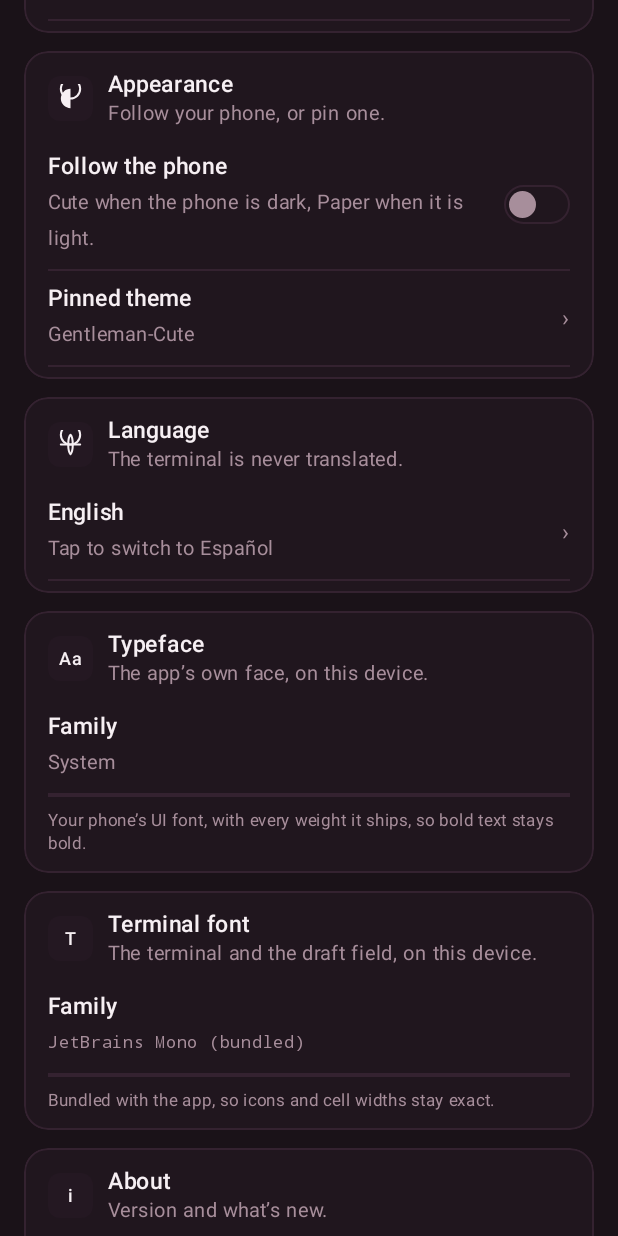
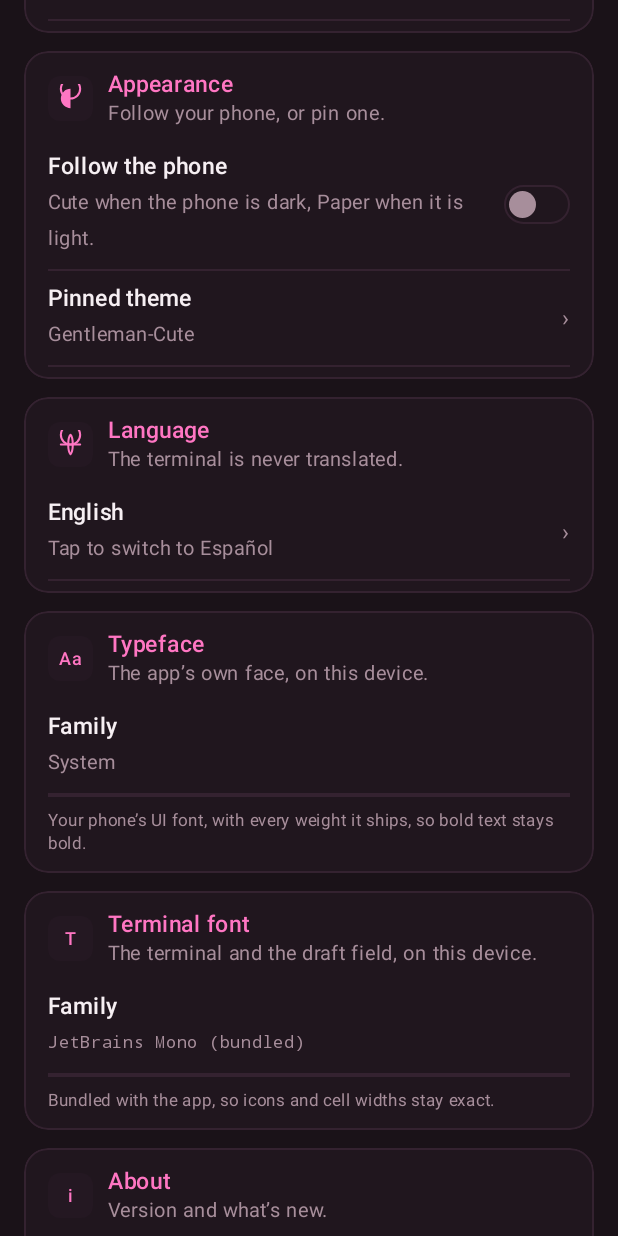
Before and after one commit to cmmforger/gentle-mobile, an Android app built with Jetpack Compose: the composable SettingsScreen called with empty values, scrolled down 576 dp, on a phone screen of 412 x 824 dp. Run offline under Robolectric (Android 15) with nearby library versions, the phone set to English and light mode, and no system bars; pictures from the network do not load.

Commit message:
fix(android): settings wears the theme's colour on its titles and icons
The card titles used the Material ink, which on Cute is the near-white
text token, so every section read as plain white. Titles and the leading
mark now take the palette's accent, while row names keep the theme's ink:
each card announces its area in the colour the human chose.

```diff
--- a/ui-android/app/src/main/java/com/gentlemanprogramming/gentlemobile/ui/settings/SettingsScreen.kt
+++ b/ui-android/app/src/main/java/com/gentlemanprogramming/gentlemobile/ui/settings/SettingsScreen.kt
@@ -601,7 +601,7 @@ private fun SettingsCard(
             Column {
                 Text(
                     text = title,
-                    color = MaterialTheme.colorScheme.onBackground,
+                    color = p.accent,
                     fontSize = Air.ROW_NAME_SP.sp,
                     lineHeight = (Air.ROW_NAME_SP * Air.ROW_NAME_LINE_HEIGHT).sp,
                     fontWeight = FontWeight.SemiBold,
@@ -636,11 +636,11 @@ private fun CardIcon(icon: Painter?, glyph: String?) {
                 painter = icon,
                 contentDescription = null,
                 modifier = Modifier.size(19.dp),
-                colorFilter = ColorFilter.tint(p.text),
+                colorFilter = ColorFilter.tint(p.accent),
             )
             else -> Text(
                 text = glyph ?: "",
-                color = p.text,
+                color = p.accent,
                 fontSize = 12.sp,
                 fontWeight = FontWeight.SemiBold,
             )
```
